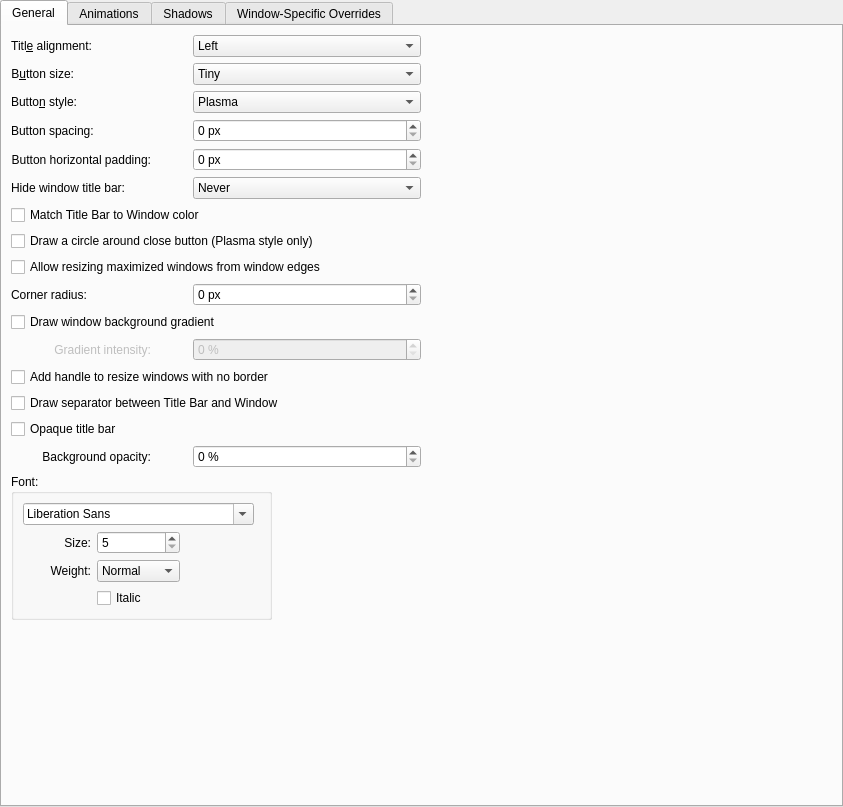
Old version of the form config/ui/breezeconfigurationui.ui in the repository kupiqu/SierraBreezeEnhanced.
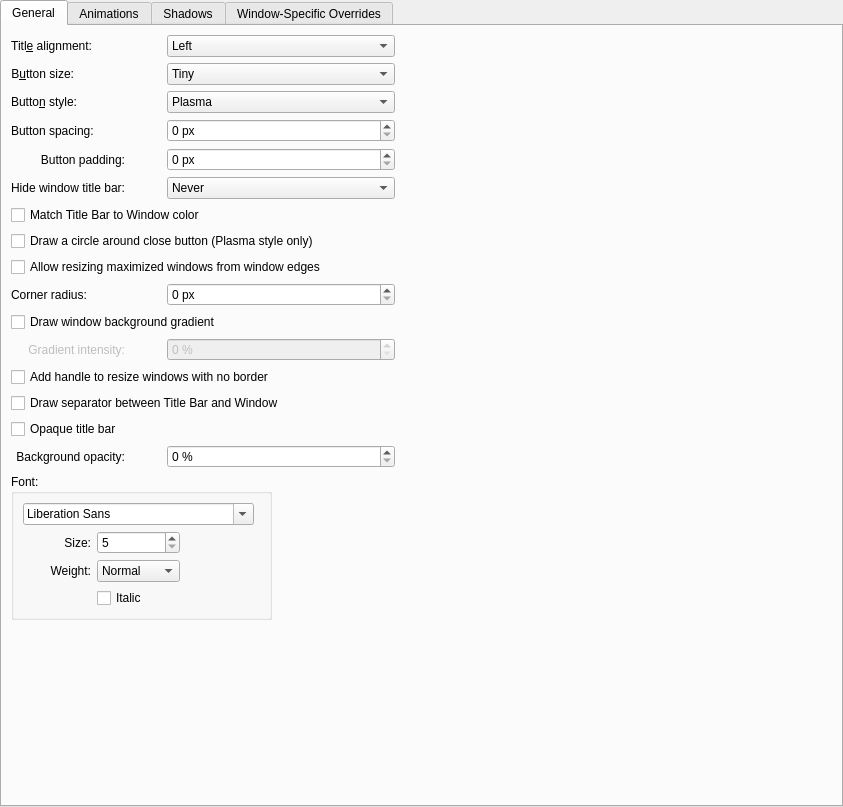
New version of the form. Custom widgets are drawn as their Qt base class.

Commit message: button padding also applies vertically now + tiny border now reduces to window outline (other borders shifted accordingly; no more prev oversized border but I don't think any sane person was using it anyway)

The edit to the form file:
```diff
--- a/config/ui/breezeconfigurationui.ui
+++ b/config/ui/breezeconfigurationui.ui
@@ -110,7 +110,7 @@
        <item row="4" column="1">
         <widget class="QLabel" name="buttonHPaddingLabel">
          <property name="text">
-          <string>Button horizontal padding:</string>
+          <string>Button padding:</string>
          </property>
          <property name="alignment">
           <set>Qt::AlignRight|Qt::AlignTrailing|Qt::AlignVCenter</set>
```
Left out of the diff: 4 changed lines with no effect on the pictures. The commit also changes 4 other files.
